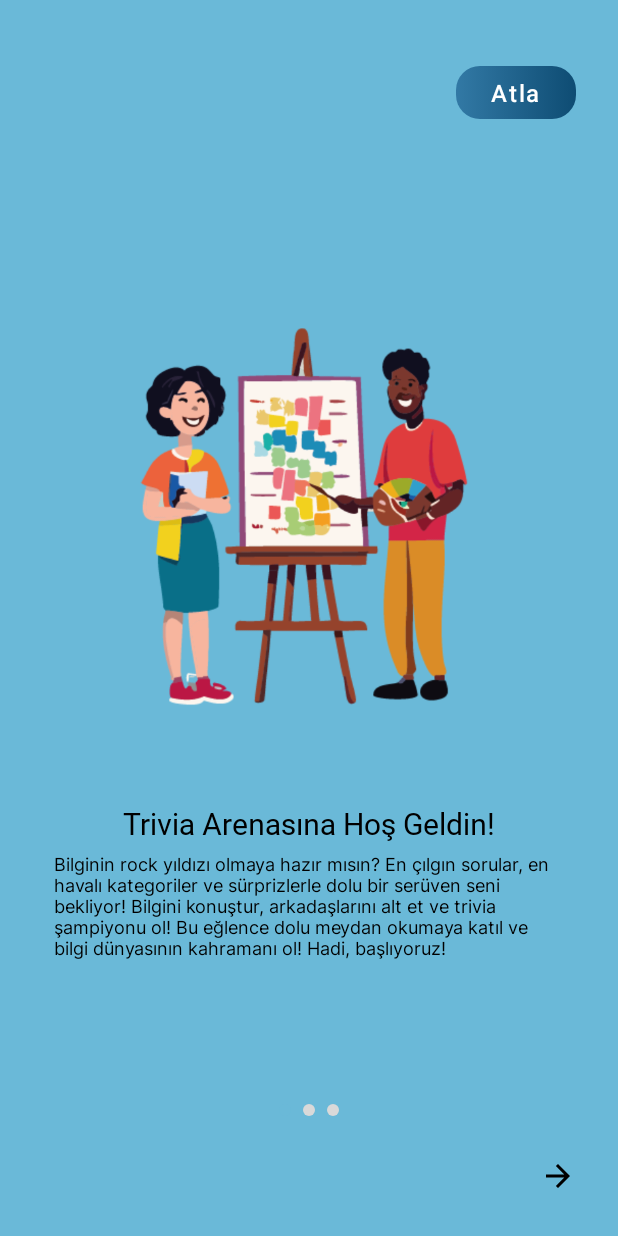
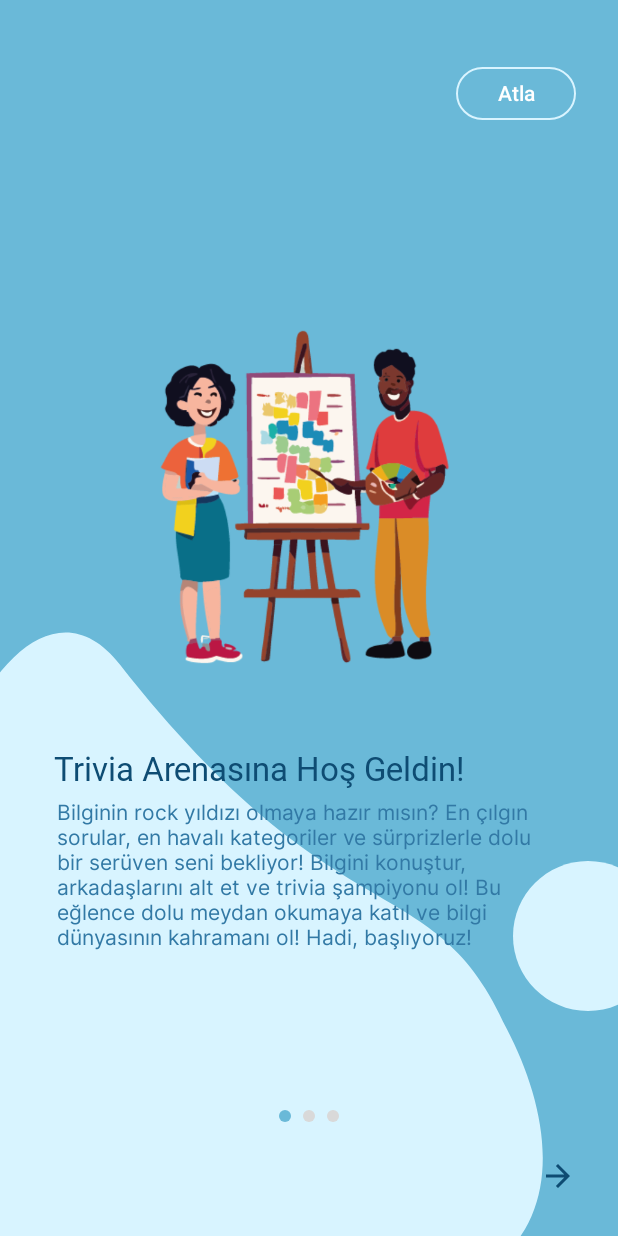
Before and after one commit to yz3ro/TriviaApp, an Android app built with Jetpack Compose: the screen it shows after launch (MainActivity), on a phone screen of 412 x 824 dp. Run offline under Robolectric (Android 15) with nearby library versions, the phone set to English and light mode, and no system bars; our stand-ins replace Dagger/Hilt's generated code, Timber, accompanist; Roboto replaces fonts that are not available here.

Commit message:
OnboardingScreen updated

```diff
--- a/app/build.gradle.kts
+++ b/app/build.gradle.kts
@@ -72,7 +72,7 @@ dependencies {
     debugImplementation("androidx.compose.ui:ui-test-manifest")
     implementation ("com.google.accompanist:accompanist-pager:0.21.3-beta")
     implementation ("com.google.accompanist:accompanist-pager-indicators:0.21.3-beta")
-
+    implementation ("com.google.accompanist:accompanist-systemuicontroller:0.30.0") // Accompanist'in güncel versiyonunu kontrol edin
     //Room
     implementation ("androidx.room:room-runtime:2.6.1")
     kapt ("androidx.room:room-compiler:2.6.1")
--- a/app/src/main/java/com/yz3ro/triviaapp/presentation/MainActivity.kt
+++ b/app/src/main/java/com/yz3ro/triviaapp/presentation/MainActivity.kt
@@ -6,6 +6,7 @@ import androidx.activity.compose.setContent
 import androidx.navigation.compose.NavHost
 import androidx.navigation.compose.composable
 import androidx.navigation.compose.rememberNavController
+import com.google.accompanist.systemuicontroller.rememberSystemUiController
 import com.yz3ro.triviaapp.R
 import com.yz3ro.triviaapp.presentation.feed.views.FeedScreen
 import com.yz3ro.triviaapp.presentation.onboarding.OnboardingPage
@@ -22,7 +23,9 @@ class MainActivity : ComponentActivity() {
         super.onCreate(savedInstanceState)
         setContent {
             TriviaAppTheme {
+                val systemUiController = rememberSystemUiController()
                 val navController = rememberNavController()
+                systemUiController.isStatusBarVisible = false
                 NavHost(navController = navController, startDestination = Screen.OnBoardingScreen.route) {
                     composable(Screen.OnBoardingScreen.route) {
                         OnboardingScreen(
--- a/app/src/main/java/com/yz3ro/triviaapp/presentation/onboarding/views/OnboardingScreen.kt
+++ b/app/src/main/java/com/yz3ro/triviaapp/presentation/onboarding/views/OnboardingScreen.kt
@@ -1,6 +1,7 @@
 package com.yz3ro.triviaapp.presentation.onboarding.views
 
 
+import androidx.compose.foundation.BorderStroke
 import androidx.compose.foundation.Image
 import androidx.compose.foundation.background
 import androidx.compose.foundation.layout.Arrangement
@@ -11,20 +12,17 @@ import androidx.compose.foundation.layout.Spacer
 import androidx.compose.foundation.layout.fillMaxSize
 import androidx.compose.foundation.layout.fillMaxWidth
 import androidx.compose.foundation.layout.height
+import androidx.compose.foundation.layout.offset
 import androidx.compose.foundation.layout.padding
 import androidx.compose.foundation.layout.size
 import androidx.compose.foundation.layout.width
-import androidx.compose.foundation.shape.RoundedCornerShape
-import androidx.compose.material.Button
-import androidx.compose.material.ButtonColors
 import androidx.compose.material.Icon
 import androidx.compose.material.IconButton
-import androidx.compose.material.MaterialTheme
 import androidx.compose.material.Text
-import androidx.compose.material.TextButton
 import androidx.compose.material.icons.Icons
 import androidx.compose.material.icons.automirrored.filled.ArrowBack
 import androidx.compose.material.icons.automirrored.filled.ArrowForward
+import androidx.compose.material3.OutlinedButton
 import androidx.compose.material3.Surface
 import androidx.compose.runtime.Composable
 import androidx.compose.ui.Alignment
@@ -32,14 +30,12 @@ import androidx.compose.ui.Modifier
 import androidx.compose.ui.res.painterResource
 import androidx.compose.ui.unit.dp
 import androidx.compose.runtime.rememberCoroutineScope
-import androidx.compose.ui.graphics.Brush
 import androidx.compose.ui.graphics.Color
 import androidx.compose.ui.res.colorResource
+import androidx.compose.ui.text.TextStyle
 import androidx.compose.ui.text.font.Font
-import androidx.compose.ui.text.font.FontStyle
 import androidx.compose.ui.text.font.FontWeight
 import androidx.compose.ui.text.font.toFontFamily
-import androidx.compose.ui.text.style.TextAlign
 import androidx.compose.ui.unit.sp
 import com.google.accompanist.pager.ExperimentalPagerApi
 import com.google.accompanist.pager.HorizontalPager
@@ -58,16 +54,37 @@ fun OnboardingScreen(pages: List<OnboardingPage>, onFinish: () -> Unit) {
     Surface(
         modifier = Modifier.fillMaxSize(),
     ) {
+        Box(
+            modifier = Modifier
+                .fillMaxSize()
+                .background(colorResource(id = R.color.onboarding_active_dot_color))
+        ) {
+            Box(
+                modifier = Modifier
+                    .align(Alignment.BottomStart)
+                    .offset(y = 50.dp, x = (-50).dp)
+            ) {
+                Image(
+                    painter = painterResource(id = R.drawable.background_shape),
+                    contentDescription = ""
+                )
+            }
+            Box(
+                modifier = Modifier
+                    .align(Alignment.BottomEnd)
+                    .offset(y = (-150).dp, x = (30).dp)
+            ) {
+                Image(
+                    painter = painterResource(id = R.drawable.background_shape_2),
+                    contentDescription = ""
+                )
+            }
             Column(
                 modifier = Modifier
                     .fillMaxSize()
-                .background(colorResource(id = R.color.onboarding_active_dot_color))
                     .padding(all = 16.dp)
-
             ) {
-
                 Spacer(modifier = Modifier.height(16.dp))
-
                 // Skip Button
                 Row(
                     modifier = Modifier
@@ -75,29 +92,22 @@ fun OnboardingScreen(pages: List<OnboardingPage>, onFinish: () -> Unit) {
                         .padding(all = 12.dp),
                     horizontalArrangement = Arrangement.End
                 ) {
-                val colors = listOf(
-                    colorResource(id = R.color.brush1),
-                    colorResource(id = R.color.brush2)
-                )
-                val brush = Brush.horizontalGradient(colors)
-                TextButton(
+                    OutlinedButton(
                         onClick = onFinish,
-                    modifier = Modifier
-                        .background(
-                            brush = brush,
-                            shape = RoundedCornerShape(16.dp)
-                        )
-                        .size(80.dp, 35.dp)
+                        border = BorderStroke(
+                            1.dp,
+                            colorResource(id = R.color.onboarding_bg_color)
+                        ),
+                        modifier = Modifier.size(80.dp, 35.dp)
                     ) {
                         Text(
                             text = "Atla",
                             color = Color.White,
-                        fontSize = 16.sp,
+                            fontSize = 14.sp,
                             fontWeight = FontWeight.SemiBold
                         )
                     }
                 }
-
                 // Page Content
                 HorizontalPager(
                     count = pages.size,
@@ -109,40 +119,46 @@ fun OnboardingScreen(pages: List<OnboardingPage>, onFinish: () -> Unit) {
                         modifier = Modifier
                             .fillMaxSize()
                             .padding(all = 20.dp),
-                    horizontalAlignment = Alignment.CenterHorizontally,
+                        horizontalAlignment = Alignment.Start,
                         verticalArrangement = Arrangement.Center
                     ) {
                         Image(
                             painter = painterResource(id = pageContent.image),
                             contentDescription = null,
-                        modifier = Modifier.size(350.dp)
+                            modifier = Modifier
+                                .size(300.dp)
+                                .align(alignment = Alignment.CenterHorizontally)
                         )
                         Spacer(modifier = Modifier.height(16.dp))
                         Text(
                             text = pageContent.title,
-                        textAlign = TextAlign.Start,
-                        fontSize = 20.sp,
+                            fontSize = 22.sp,
+                            style = TextStyle(
+                                color = colorResource(id = R.color.brush2)
+                            ),
                             fontFamily = Font(R.font.baloo2_semibold).toFontFamily()
                         )
-                    Spacer(modifier = Modifier.height(8.dp))
+                        Spacer(modifier = Modifier.height(5.dp))
                         Text(
+                            modifier = Modifier.padding(all = 2.dp),
                             text = pageContent.description,
-                        fontSize = 12.sp,
+                            style = TextStyle(
+                                color = colorResource(id = R.color.brush1)
+                            ),
+                            fontSize = 14.sp,
                             fontFamily = Font(R.font.inter_regular).toFontFamily()
                         )
                     }
                 }
-
                 // Page Indicator
                 HorizontalPagerIndicator(
                     pagerState = pagerState,
                     modifier = Modifier
                         .align(Alignment.CenterHorizontally)
-                    .padding(16.dp),
+                        .padding(12.dp),
                     activeColor = colorResource(id = R.color.onboarding_active_dot_color),
                     inactiveColor = colorResource(id = R.color.onboarding_inactive_dot_color)
                 )
-
                 // Navigation Button
                 Row(
                     modifier = Modifier.fillMaxWidth(),
@@ -158,6 +174,7 @@ fun OnboardingScreen(pages: List<OnboardingPage>, onFinish: () -> Unit) {
                             }
                         }) {
                             Icon(
+                                tint = colorResource(id = R.color.brush2),
                                 imageVector = Icons.AutoMirrored.Filled.ArrowBack,
                                 contentDescription = null
                             )
@@ -175,17 +192,26 @@ fun OnboardingScreen(pages: List<OnboardingPage>, onFinish: () -> Unit) {
                             }
                         }) {
                             Icon(
+                                tint = colorResource(id = R.color.brush2),
                                 imageVector = Icons.AutoMirrored.Filled.ArrowForward,
                                 contentDescription = null
                             )
                         }
                     } else {
-                    Button(onClick = onFinish) {
-                        Text(text = "Başla")
-                    }
-                }
-
+                        OutlinedButton(
+                            onClick = onFinish,
+                            border = BorderStroke(1.dp, colorResource(id = R.color.brush2)),
+                        ) {
+                            Text(
+                                text = "Başla",
+                                color = colorResource(id = R.color.brush2),
+                                fontSize = 14.sp,
+                                fontWeight = FontWeight.SemiBold
+                            )
                         }
                     }
                 }
             }
+        }
+    }
+}
--- a/app/src/main/res/drawable/background_shape.xml
+++ b/app/src/main/res/drawable/background_shape.xml
@@ -1,10 +1,10 @@
 <?xml version="1.0" encoding="utf-8"?>
 <vector xmlns:android="http://schemas.android.com/apk/res/android"
-    android:width="350dp"
-    android:height="422dp"
-    android:viewportWidth="350"
-    android:viewportHeight="422">
+    android:width="418dp"
+    android:height="459dp"
+    android:viewportWidth="418"
+    android:viewportHeight="459">
     <path
         android:fillColor="#D8F4FF"
-        android:pathData="M325.12 268.332C372.014 358.46 380.801 503.534 68.8535 445.393C-52.2577 445.508 -68.1367 314.338 -68.2503 194.148C-68.3639 73.9576 6.15434 -51.2528 63.3652 21.7379C212.113 211.514 275.661 156.544 325.12 268.332Z"/>
+        android:pathData="M393.553,268.551 C440.448,358.679 449.235,503.753 137.287,445.612 C16.1759,445.727 0.296927,314.557 0.183331,194.367 C0.0697343,74.1767 74.588,-51.0338 131.799,21.957 C280.547,211.733 344.094,156.764 393.553,268.551 Z"/>
 </vector>
--- a/app/src/main/res/drawable/background_shape_2.xml
+++ b/app/src/main/res/drawable/background_shape_2.xml
@@ -1,10 +1,10 @@
 <?xml version="1.0" encoding="utf-8"?>
 <vector xmlns:android="http://schemas.android.com/apk/res/android"
-    android:width="55dp"
+    android:width="100dp"
     android:height="100dp"
-    android:viewportWidth="55"
+    android:viewportWidth="100"
     android:viewportHeight="100">
     <path
         android:fillColor="#D8F4FF"
-        android:pathData="M325.12 268.332C372.014 358.46 380.801 503.534 68.8535 445.393C-52.2577 445.508 -68.1367 314.338 -68.2503 194.148C-68.3639 73.9576 6.15434 -51.2528 63.3652 21.7379C212.113 211.514 275.661 156.544 325.12 268.332Z"/>
+        android:pathData="M50,0 C77.61,0 100,22.39 100,50 C100,77.61 77.61,100 50,100 C22.39,100 0,77.61 0,50 C0,22.39 22.39,0 50,0 Z"/>
 </vector>
```
Also changed, not shown: build.gradle.kts (line endings or trailing spaces). Lines whose indentation alone changed are shown as unchanged.
